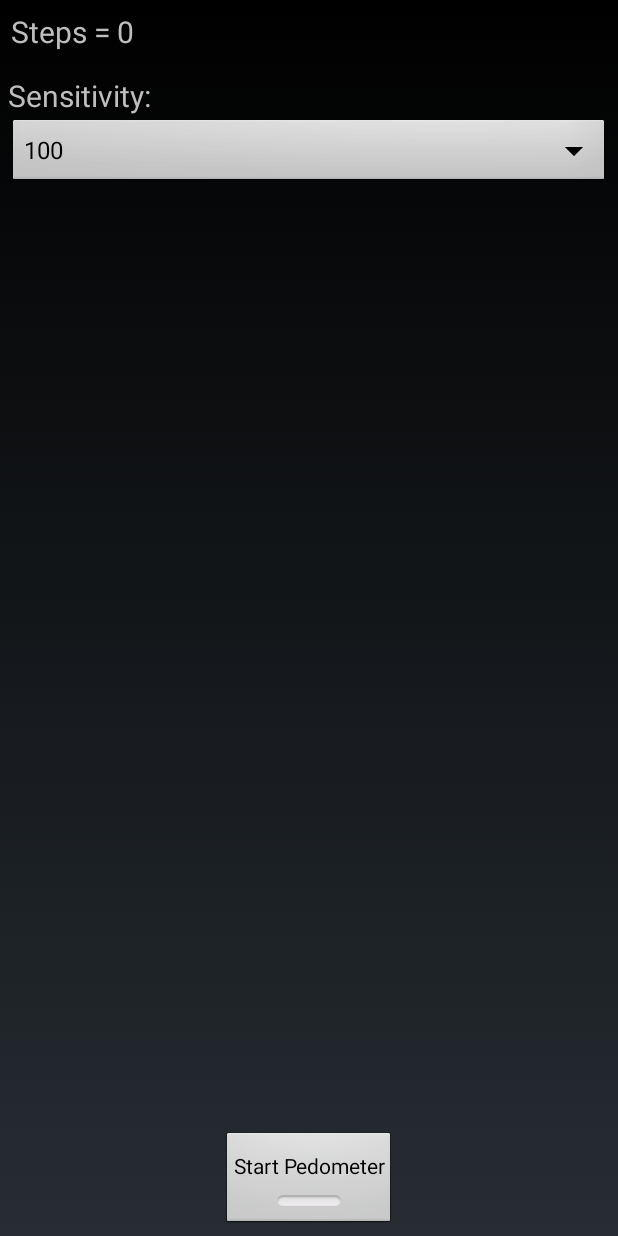
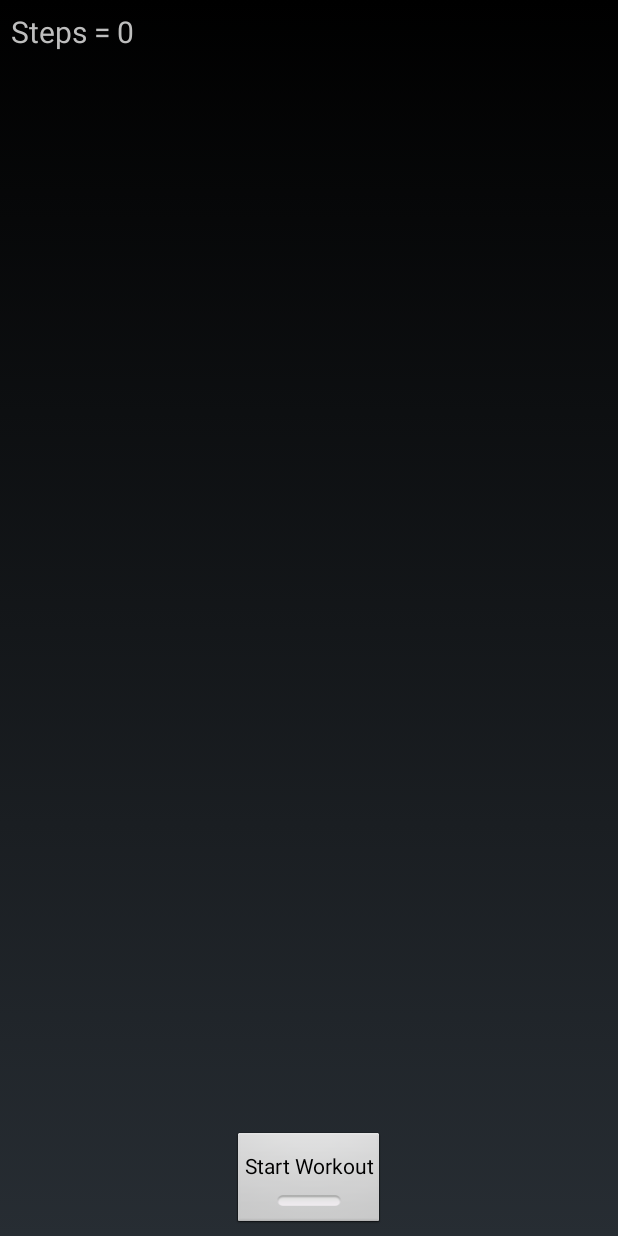
Before and after one commit to remy228/android-fitness-application, an Android app: the screen it shows after launch (Demo), on a phone screen of 412 x 824 dp. Run offline under Robolectric (Android 15) with nearby library versions, the phone set to English and light mode, and no system bars; 4 statements that could not run were skipped.

```diff
--- a/app/src/main/java/com/jwetherell/pedometer/activity/Demo.java
+++ b/app/src/main/java/com/jwetherell/pedometer/activity/Demo.java
@@ -56,7 +56,7 @@ public class Demo extends Activity {
     public static IStepService mService = null;
     public static Intent stepServiceIntent = null;
 
-    private static int sensitivity = 100;
+    private static int sensitivity = 50;
 
     /**
      * {@inheritDoc}
@@ -82,20 +82,7 @@ public class Demo extends Activity {
         String sensStr = String.valueOf(sensitivity);
         int idx = 0;
 
-        if (sensArrayList == null) {
-            String[] sensArray = getResources().getStringArray(R.array.sensitivity);
-            sensArrayList = new ArrayList<String>(Arrays.asList(sensArray));
-        }
-        if (sensArrayList.contains(sensStr)) {
-            idx = sensArrayList.indexOf(sensStr);
-        }
 
-        Spinner sensSpinner = (Spinner) findViewById(R.id.input_sensitivity_spinner);
-        modesAdapter = ArrayAdapter.createFromResource(this, R.array.sensitivity, android.R.layout.simple_spinner_item);
-        modesAdapter.setDropDownViewResource(android.R.layout.simple_spinner_dropdown_item);
-        sensSpinner.setOnItemSelectedListener(sensListener);
-        sensSpinner.setAdapter(modesAdapter);
-        sensSpinner.setSelection(idx);
 
         text = (TextView) this.findViewById(R.id.text);
     }
@@ -129,39 +116,13 @@ public class Demo extends Activity {
         unbindStepService();
     }
 
-    private OnItemSelectedListener sensListener = new OnItemSelectedListener() {
 
-        /**
-         * {@inheritDoc}
-         */
-        @Override
-        public void onItemSelected(AdapterView<?> arg0, View arg1, int arg2, long arg3) {
-            CharSequence seq = modesAdapter.getItem(arg2);
-            String sensString = String.valueOf(seq);
-            if (sensString != null) {
-                sensitivity = Integer.parseInt(sensString);
-                StepDetector.setSensitivity(sensitivity);
-            }
-        }
-
-        /**
-         * {@inheritDoc}
-         */
-        @Override
-        public void onNothingSelected(AdapterView<?> arg0) {
-            // Ignore
-        }
-    };
-
-    /**
-     * {@inheritDoc}
-     */
     @Override
     public boolean onKeyDown(int keyCode, KeyEvent event) {
         if (keyCode == KeyEvent.KEYCODE_BACK) {
             try {
                 if (mService != null && mService.isRunning()) {
-                    MessageUtilities.confirmUser(Demo.this, "Exit App without stopping pedometer?", yesExitClick, null);
+                    MessageUtilities.confirmUser(Demo.this, "Exit App without stopping workout?", yesExitClick, null);
                 } else {
                     stop();
 
@@ -200,7 +161,7 @@ public class Demo extends Activity {
             if (isChecked && !serviceIsRunning) {
                 start();
             } else if (!isChecked && serviceIsRunning) {
-                MessageUtilities.confirmUser(Demo.this, "Stop the pedometer?", yesStopClick, noStopClick);
+                MessageUtilities.confirmUser(Demo.this, "Stop the workout?", yesStopClick, noStopClick);
             }
         }
     };
--- a/app/src/main/res/layout/main.xml
+++ b/app/src/main/res/layout/main.xml
@@ -15,15 +15,7 @@
 			android:text="@string/default_text"
 			android:textSize="20dip">
 		</TextView>
-		<TextView android:id="@+id/input_sensitivity_text"
-			android:layout_width="fill_parent" android:layout_height="wrap_content"
-			android:text="@string/sensitivity_text"
-			android:textSize="20dip">
-		</TextView>
-		<Spinner android:id="@+id/input_sensitivity_spinner"
-			android:layout_width="fill_parent" android:layout_height="wrap_content"
-			android:prompt="@string/sensitivity" android:hint="@string/sensitivity_hint">
-		</Spinner>
+
 	</LinearLayout>
 	<LinearLayout android:id="@+id/buttons"
 	 	android:layout_width="fill_parent" android:layout_height="wrap_content"
@@ -31,7 +23,7 @@
 		android:layout_alignParentBottom="true">
 		<ToggleButton android:id="@+id/StartStopButton"
 			android:layout_width="wrap_content"	android:layout_height="wrap_content"
-			android:textOn="Stop Pedometer" android:textOff="Start Pedometer"
+			android:textOn="Stop Workout" android:textOff="Start Workout"
 			android:minHeight="64dip" android:minWidth="96dip"
 			android:layout_gravity="center_vertical">
 		</ToggleButton>
```
Also changed, not shown: app/src/main/res/drawable/userprofile.png (added), 69 other files.
